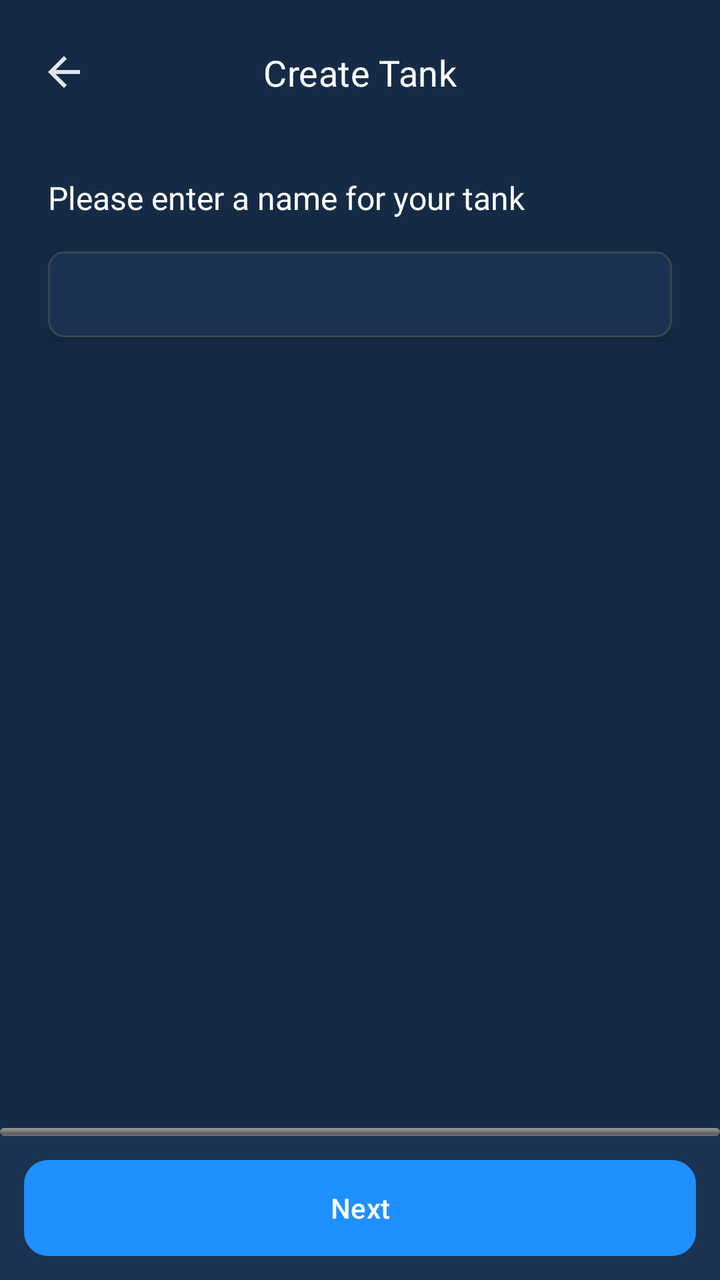
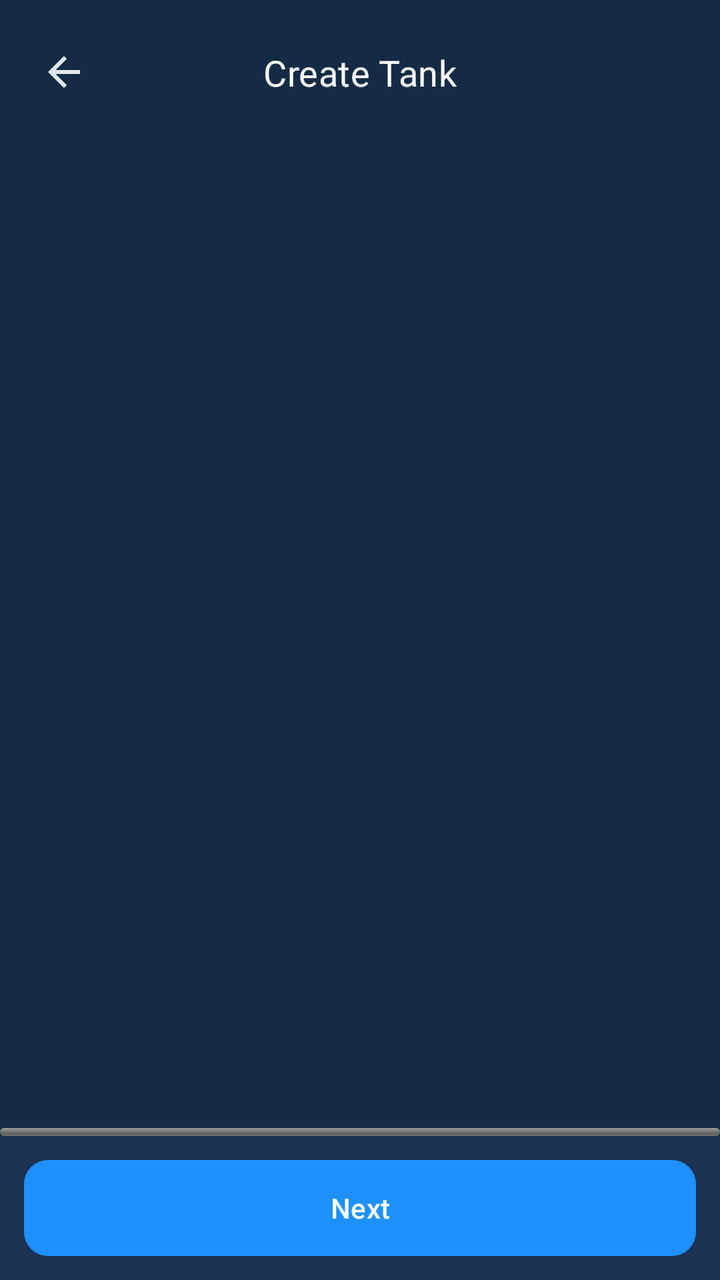

Screens rendered from an Android XML layout before and after an edit, with the pre-edit source and the edit as a unified diff.
<!-- AndroidManifest.xml: application theme AppTheme -->
<!-- res/layout/fragment_create_tank.xml -->
<?xml version="1.0" encoding="utf-8"?>
<androidx.constraintlayout.widget.ConstraintLayout 
    xmlns:android="http://schemas.android.com/apk/res/android"
    xmlns:app="http://schemas.android.com/apk/res-auto"
    android:layout_width="match_parent"
    android:layout_height="match_parent"
    android:background="@color/background_color">

    
    <androidx.constraintlayout.widget.ConstraintLayout
        android:id="@+id/headerContainer"
        android:layout_width="match_parent"
        android:layout_height="wrap_content"
        android:paddingHorizontal="16dp"
        android:paddingTop="20dp"
        android:paddingBottom="12dp"
        android:background="@color/background_color"
        app:layout_constraintTop_toTopOf="parent">

        <ImageView
            android:id="@+id/btnBack"
            android:layout_width="32dp"
            android:layout_height="32dp"
            android:src="@drawable/ic_back"
            android:scaleType="center"
            app:tint="?attr/colorOnSurface"
            android:clickable="true"
            android:focusable="true"
            android:contentDescription="Back"
            app:layout_constraintBottom_toBottomOf="parent"
            app:layout_constraintStart_toStartOf="parent"
            app:layout_constraintTop_toTopOf="parent" />

        <TextView
            android:id="@+id/tvTitle"
            style="@style/TextAppearance.Aqua.StepTitle"
            android:layout_width="wrap_content"
            android:layout_height="wrap_content"
            android:text="Create Tank"
            android:importantForAccessibility="yes"
            app:layout_constraintTop_toTopOf="parent"
            app:layout_constraintBottom_toBottomOf="parent"
            app:layout_constraintStart_toStartOf="parent"
            app:layout_constraintEnd_toEndOf="parent" />
    </androidx.constraintlayout.widget.ConstraintLayout>

    
    <androidx.constraintlayout.widget.ConstraintLayout
        android:id="@+id/stepContainer"
        android:layout_width="0dp"
        android:layout_height="0dp"
        app:layout_constraintTop_toBottomOf="@id/headerContainer"
        app:layout_constraintBottom_toTopOf="@id/bottomContainer"
        app:layout_constraintStart_toStartOf="parent"
        app:layout_constraintEnd_toEndOf="parent">

        
        <androidx.constraintlayout.widget.ConstraintLayout
            android:id="@+id/step1Layout"
            android:layout_width="0dp"
            android:layout_height="0dp"
            android:visibility="visible"
            android:padding="24dp"
            app:layout_constraintTop_toTopOf="parent"
            app:layout_constraintBottom_toBottomOf="parent"
            app:layout_constraintStart_toStartOf="parent"
            app:layout_constraintEnd_toEndOf="parent">

            
            <TextView
                android:id="@+id/tvStep1Title"
                android:layout_width="0dp"
                android:layout_height="wrap_content"
                android:text="Please enter a name for your tank"
                android:textColor="@android:color/white"
                android:textSize="16sp"
                android:lineSpacingExtra="2dp"
                android:fontFamily="@font/inter_regular"
                app:layout_constraintTop_toTopOf="parent"
                app:layout_constraintStart_toStartOf="parent"
                app:layout_constraintEnd_toEndOf="parent" />

            
            <com.google.android.material.card.MaterialCardView
    android:id="@+id/cardTankName"
    style="@style/Widget.Aqua.CardStyles"
    android:layout_width="match_parent"
    android:layout_height="wrap_content"
    android:layout_marginTop="16dp"
    android:background="@drawable/card_focus_border"
    app:cardCornerRadius="8dp"
    app:layout_constraintTop_toBottomOf="@id/tvStep1Title"
    app:layout_constraintStart_toStartOf="parent"
    app:layout_constraintEnd_toEndOf="parent">

    <LinearLayout
        android:layout_width="match_parent"
        android:layout_height="wrap_content"
        android:orientation="vertical"
        android:padding="12dp">

        <EditText
            android:id="@+id/etTankName"
            android:layout_width="match_parent"
            android:layout_height="wrap_content"
            android:background="@null"
            android:inputType="textCapWords"
            android:padding="0dp"
            android:textColor="@android:color/white"
            android:textSize="14sp"
            android:fontFamily="@font/inter_regular"
            android:textStyle="bold"/>
    </LinearLayout>
</com.google.android.material.card.MaterialCardView>

        </androidx.constraintlayout.widget.ConstraintLayout>

        
        <androidx.constraintlayout.widget.ConstraintLayout
            android:id="@+id/step2Layout"
            android:layout_width="0dp"
            android:layout_height="0dp"
            android:visibility="gone"
            app:layout_constraintTop_toTopOf="parent"
            app:layout_constraintBottom_toBottomOf="parent"
            app:layout_constraintStart_toStartOf="parent"
            app:layout_constraintEnd_toEndOf="parent"/>

        
        <androidx.constraintlayout.widget.ConstraintLayout
            android:id="@+id/step3Layout"
            android:layout_width="0dp"
            android:layout_height="0dp"
            android:visibility="gone"
            app:layout_constraintTop_toTopOf="parent"
            app:layout_constraintBottom_toBottomOf="parent"
            app:layout_constraintStart_toStartOf="parent"
            app:layout_constraintEnd_toEndOf="parent"/>

        
        <androidx.constraintlayout.widget.ConstraintLayout
            android:id="@+id/step4Layout"
            android:layout_width="0dp"
            android:layout_height="0dp"
            android:visibility="gone"
            app:layout_constraintTop_toTopOf="parent"
            app:layout_constraintBottom_toBottomOf="parent"
            app:layout_constraintStart_toStartOf="parent"
            app:layout_constraintEnd_toEndOf="parent"/>

        
        <androidx.constraintlayout.widget.ConstraintLayout
            android:id="@+id/step5Layout"
            android:layout_width="0dp"
            android:layout_height="0dp"
            android:visibility="gone"
            app:layout_constraintTop_toTopOf="parent"
            app:layout_constraintBottom_toBottomOf="parent"
            app:layout_constraintStart_toStartOf="parent"
            app:layout_constraintEnd_toEndOf="parent"/>
    </androidx.constraintlayout.widget.ConstraintLayout>

    
    <ProgressBar
        android:id="@+id/progressBar"
        style="@android:style/Widget.ProgressBar.Horizontal"
        android:layout_width="0dp"
        android:layout_height="4dp"
        android:progress="0"
        android:max="100"
        android:progressTint="#1FAA59"
        android:indeterminate="false"
        app:layout_constraintStart_toStartOf="parent"
        app:layout_constraintEnd_toEndOf="parent"
        app:layout_constraintBottom_toTopOf="@id/bottomContainer" />

    
    <LinearLayout
        android:id="@+id/bottomContainer"
        android:layout_width="0dp"
        android:layout_height="wrap_content"
        android:orientation="vertical"
        android:background="#1C3252"
        android:padding="12dp"
        app:layout_constraintBottom_toBottomOf="parent"
        app:layout_constraintStart_toStartOf="parent"
        app:layout_constraintEnd_toEndOf="parent">

        
        <com.google.android.material.button.MaterialButton
            android:id="@+id/btnNext"
            style="@style/Widget.Aqua.PrimaryButton"
            android:layout_width="match_parent"
            android:layout_height="48dp"
            android:text="Next"/>
    </LinearLayout>

</androidx.constraintlayout.widget.ConstraintLayout>
<!-- resources referenced by this layout -->
<resources>
  <color name="background_color">#152B45</color>
  <!-- drawable card_focus_border (drawable) -->
  <?xml version="1.0" encoding="utf-8"?>
  <selector xmlns:android="http://schemas.android.com/apk/res/android">
  
      
      <item android:state_focused="true">
          <shape android:shape="rectangle">
              <solid android:color="@android:color/transparent"/>
              <stroke android:width="2dp" android:color="@color/auth_focus_color"/>
              <corners android:radius="8dp"/>
          </shape>
      </item>
  
      
      <item>
          <shape android:shape="rectangle">
              <solid android:color="@android:color/transparent"/>
              <stroke android:width="1dp" android:color="@color/auth_unfocused_color"/>
              <corners android:radius="8dp"/>
          </shape>
      </item>
  
  </selector>
  <!-- drawable ic_back (drawable) -->
  <?xml version="1.0" encoding="utf-8"?>
  <vector xmlns:android="http://schemas.android.com/apk/res/android"
      android:width="24dp"
      android:height="24dp"
      android:viewportWidth="24"
      android:viewportHeight="24">
  
      <path
          android:fillColor="@android:color/white"
          android:pathData="M20,11H7.83L13.42,5.41L12,4l-8,8 8,8 1.41,-1.41L7.83,13H20v-2z" />
  </vector>
  <style name="TextAppearance.Aqua.StepTitle" parent="TextAppearance.Material3.TitleSmall">
      <item name="fontFamily">@font/inter_regular</item>
      <item name="android:fontFamily">@font/inter_regular</item>
      <item name="android:textColor">@android:color/white</item>
      <item name="android:textSize">18sp</item>
      <item name="android:lineSpacingExtra">2dp</item>
  </style>
  <style name="Widget.Aqua.CardStyles" parent="Widget.MaterialComponents.CardView">
      <item name="cardBackgroundColor">@color/settings_card_background</item>
      <item name="cardCornerRadius">16dp</item>
      <item name="cardElevation">8dp</item>
      <item name="cardUseCompatPadding">false</item>
  </style>
  <style name="Widget.Aqua.PrimaryButton" parent="Widget.Material3.Button">
      <item name="android:textColor">@android:color/white</item>
      <item name="cornerRadius">12dp</item>
      <item name="android:insetTop">0dp</item>
      <item name="android:insetBottom">0dp</item>
      <item name="android:paddingTop">12dp</item>
      <item name="android:paddingBottom">12dp</item>
      <item name="backgroundTint">@color/aqua_button_blue</item>
  </style>
  <color name="auth_focus_color">#2196F3</color>
  <color name="auth_unfocused_color">#333333</color>
  <color name="settings_card_background">#1C3252</color>
  <color name="aqua_button_blue">#1E90FF</color>
  <color name="md_theme_light_primary">#2196F3</color>
  <color name="md_theme_light_onPrimary">#FFFFFF</color>
  <color name="md_theme_light_secondary">#4A6363</color>
  <color name="md_theme_light_onSecondary">#FFFFFF</color>
  <color name="md_theme_light_background">#152B45</color>
  <color name="md_theme_light_surface">#152B45</color>
  <color name="md_theme_light_onSurface">#E0E6ED</color>
  <color name="md_theme_light_surfaceVariant">#233042</color>
  <color name="md_theme_light_onSurfaceVariant">#5C6B75</color>
  <color name="md_theme_light_outline">#455A64</color>
  <color name="md_theme_light_outlineVariant">#37474F</color>
  <color name="md_theme_light_error">#D32F2F</color>
  <color name="md_theme_light_onError">#FFFFFF</color>
  <!-- unchanged entries left out for length: 1 -->
</resources>

<!-- the commit's change to res/layout/fragment_create_tank.xml (unified diff, before → after) -->
@@ -1,5 +1,4 @@
-<?xml version="1.0" encoding="utf-8"?>
-<androidx.constraintlayout.widget.ConstraintLayout 
+<androidx.constraintlayout.widget.ConstraintLayout
     xmlns:android="http://schemas.android.com/apk/res/android"
     xmlns:app="http://schemas.android.com/apk/res-auto"
     android:layout_width="match_parent"
@@ -27,9 +26,9 @@
             android:clickable="true"
             android:focusable="true"
             android:contentDescription="Back"
+            app:layout_constraintTop_toTopOf="parent"
             app:layout_constraintBottom_toBottomOf="parent"
-            app:layout_constraintStart_toStartOf="parent"
-            app:layout_constraintTop_toTopOf="parent" />
+            app:layout_constraintStart_toStartOf="parent"/>
 
         <TextView
             android:id="@+id/tvTitle"
@@ -37,128 +36,21 @@
             android:layout_width="wrap_content"
             android:layout_height="wrap_content"
             android:text="Create Tank"
-            android:importantForAccessibility="yes"
             app:layout_constraintTop_toTopOf="parent"
             app:layout_constraintBottom_toBottomOf="parent"
             app:layout_constraintStart_toStartOf="parent"
-            app:layout_constraintEnd_toEndOf="parent" />
+            app:layout_constraintEnd_toEndOf="parent"/>
     </androidx.constraintlayout.widget.ConstraintLayout>
 
     
-    <androidx.constraintlayout.widget.ConstraintLayout
-        android:id="@+id/stepContainer"
+    <androidx.fragment.app.FragmentContainerView
+        android:id="@+id/stepFragmentContainer"
         android:layout_width="0dp"
         android:layout_height="0dp"
         app:layout_constraintTop_toBottomOf="@id/headerContainer"
         app:layout_constraintBottom_toTopOf="@id/bottomContainer"
         app:layout_constraintStart_toStartOf="parent"
-        app:layout_constraintEnd_toEndOf="parent">
-
-        
-        <androidx.constraintlayout.widget.ConstraintLayout
-            android:id="@+id/step1Layout"
-            android:layout_width="0dp"
-            android:layout_height="0dp"
-            android:visibility="visible"
-            android:padding="24dp"
-            app:layout_constraintTop_toTopOf="parent"
-            app:layout_constraintBottom_toBottomOf="parent"
-            app:layout_constraintStart_toStartOf="parent"
-            app:layout_constraintEnd_toEndOf="parent">
-
-            
-            <TextView
-                android:id="@+id/tvStep1Title"
-                android:layout_width="0dp"
-                android:layout_height="wrap_content"
-                android:text="Please enter a name for your tank"
-                android:textColor="@android:color/white"
-                android:textSize="16sp"
-                android:lineSpacingExtra="2dp"
-                android:fontFamily="@font/inter_regular"
-                app:layout_constraintTop_toTopOf="parent"
-                app:layout_constraintStart_toStartOf="parent"
-                app:layout_constraintEnd_toEndOf="parent" />
-
-            
-            <com.google.android.material.card.MaterialCardView
-    android:id="@+id/cardTankName"
-    style="@style/Widget.Aqua.CardStyles"
-    android:layout_width="match_parent"
-    android:layout_height="wrap_content"
-    android:layout_marginTop="16dp"
-    android:background="@drawable/card_focus_border"
-    app:cardCornerRadius="8dp"
-    app:layout_constraintTop_toBottomOf="@id/tvStep1Title"
-    app:layout_constraintStart_toStartOf="parent"
-    app:layout_constraintEnd_toEndOf="parent">
-
-    <LinearLayout
-        android:layout_width="match_parent"
-        android:layout_height="wrap_content"
-        android:orientation="vertical"
-        android:padding="12dp">
-
-        <EditText
-            android:id="@+id/etTankName"
-            android:layout_width="match_parent"
-            android:layout_height="wrap_content"
-            android:background="@null"
-            android:inputType="textCapWords"
-            android:padding="0dp"
-            android:textColor="@android:color/white"
-            android:textSize="14sp"
-            android:fontFamily="@font/inter_regular"
-            android:textStyle="bold"/>
-    </LinearLayout>
-</com.google.android.material.card.MaterialCardView>
-
-        </androidx.constraintlayout.widget.ConstraintLayout>
-
-        
-        <androidx.constraintlayout.widget.ConstraintLayout
-            android:id="@+id/step2Layout"
-            android:layout_width="0dp"
-            android:layout_height="0dp"
-            android:visibility="gone"
-            app:layout_constraintTop_toTopOf="parent"
-            app:layout_constraintBottom_toBottomOf="parent"
-            app:layout_constraintStart_toStartOf="parent"
-            app:layout_constraintEnd_toEndOf="parent"/>
-
-        
-        <androidx.constraintlayout.widget.ConstraintLayout
-            android:id="@+id/step3Layout"
-            android:layout_width="0dp"
-            android:layout_height="0dp"
-            android:visibility="gone"
-            app:layout_constraintTop_toTopOf="parent"
-            app:layout_constraintBottom_toBottomOf="parent"
-            app:layout_constraintStart_toStartOf="parent"
-            app:layout_constraintEnd_toEndOf="parent"/>
-
-        
-        <androidx.constraintlayout.widget.ConstraintLayout
-            android:id="@+id/step4Layout"
-            android:layout_width="0dp"
-            android:layout_height="0dp"
-            android:visibility="gone"
-            app:layout_constraintTop_toTopOf="parent"
-            app:layout_constraintBottom_toBottomOf="parent"
-            app:layout_constraintStart_toStartOf="parent"
-            app:layout_constraintEnd_toEndOf="parent"/>
-
-        
-        <androidx.constraintlayout.widget.ConstraintLayout
-            android:id="@+id/step5Layout"
-            android:layout_width="0dp"
-            android:layout_height="0dp"
-            android:visibility="gone"
-            app:layout_constraintTop_toTopOf="parent"
-            app:layout_constraintBottom_toBottomOf="parent"
-            app:layout_constraintStart_toStartOf="parent"
-            app:layout_constraintEnd_toEndOf="parent"/>
-    </androidx.constraintlayout.widget.ConstraintLayout>
+        app:layout_constraintEnd_toEndOf="parent"/>
 
     
     <ProgressBar
@@ -172,7 +64,7 @@
         android:indeterminate="false"
         app:layout_constraintStart_toStartOf="parent"
         app:layout_constraintEnd_toEndOf="parent"
-        app:layout_constraintBottom_toTopOf="@id/bottomContainer" />
+        app:layout_constraintBottom_toTopOf="@id/bottomContainer"/>
 
     
     <LinearLayout
@@ -186,7 +78,6 @@
         app:layout_constraintStart_toStartOf="parent"
         app:layout_constraintEnd_toEndOf="parent">
 
-        
         <com.google.android.material.button.MaterialButton
             android:id="@+id/btnNext"
             style="@style/Widget.Aqua.PrimaryButton"
@@ -194,5 +85,4 @@
             android:layout_height="48dp"
             android:text="Next"/>
     </LinearLayout>
-
 </androidx.constraintlayout.widget.ConstraintLayout>
<!-- resource entries referenced after the edit -->
@@ -1,29 +1,6 @@
 <!-- resources referenced by this layout -->
 <resources>
   <color name="background_color">#152B45</color>
-  <!-- drawable card_focus_border (drawable) -->
-  <?xml version="1.0" encoding="utf-8"?>
-  <selector xmlns:android="http://schemas.android.com/apk/res/android">
-  
-      
-      <item android:state_focused="true">
-          <shape android:shape="rectangle">
-              <solid android:color="@android:color/transparent"/>
-              <stroke android:width="2dp" android:color="@color/auth_focus_color"/>
-              <corners android:radius="8dp"/>
-          </shape>
-      </item>
-  
-      
-      <item>
-          <shape android:shape="rectangle">
-              <solid android:color="@android:color/transparent"/>
-              <stroke android:width="1dp" android:color="@color/auth_unfocused_color"/>
-              <corners android:radius="8dp"/>
-          </shape>
-      </item>
-  
-  </selector>
   <!-- drawable ic_back (drawable) -->
   <?xml version="1.0" encoding="utf-8"?>
   <vector xmlns:android="http://schemas.android.com/apk/res/android"
@@ -43,12 +20,6 @@
       <item name="android:textSize">18sp</item>
       <item name="android:lineSpacingExtra">2dp</item>
   </style>
-  <style name="Widget.Aqua.CardStyles" parent="Widget.MaterialComponents.CardView">
-      <item name="cardBackgroundColor">@color/settings_card_background</item>
-      <item name="cardCornerRadius">16dp</item>
-      <item name="cardElevation">8dp</item>
-      <item name="cardUseCompatPadding">false</item>
-  </style>
   <style name="Widget.Aqua.PrimaryButton" parent="Widget.Material3.Button">
       <item name="android:textColor">@android:color/white</item>
       <item name="cornerRadius">12dp</item>
@@ -58,9 +29,6 @@
       <item name="android:paddingBottom">12dp</item>
       <item name="backgroundTint">@color/aqua_button_blue</item>
   </style>
-  <color name="auth_focus_color">#2196F3</color>
-  <color name="auth_unfocused_color">#333333</color>
-  <color name="settings_card_background">#1C3252</color>
   <color name="aqua_button_blue">#1E90FF</color>
   <color name="md_theme_light_primary">#2196F3</color>
   <color name="md_theme_light_onPrimary">#FFFFFF</color>
